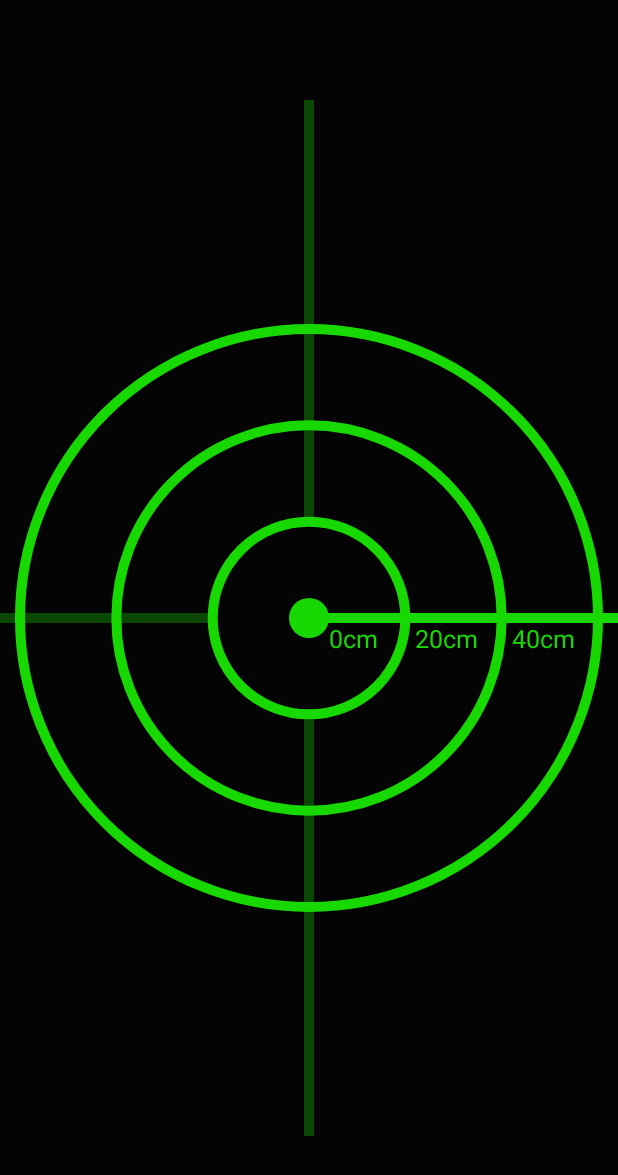
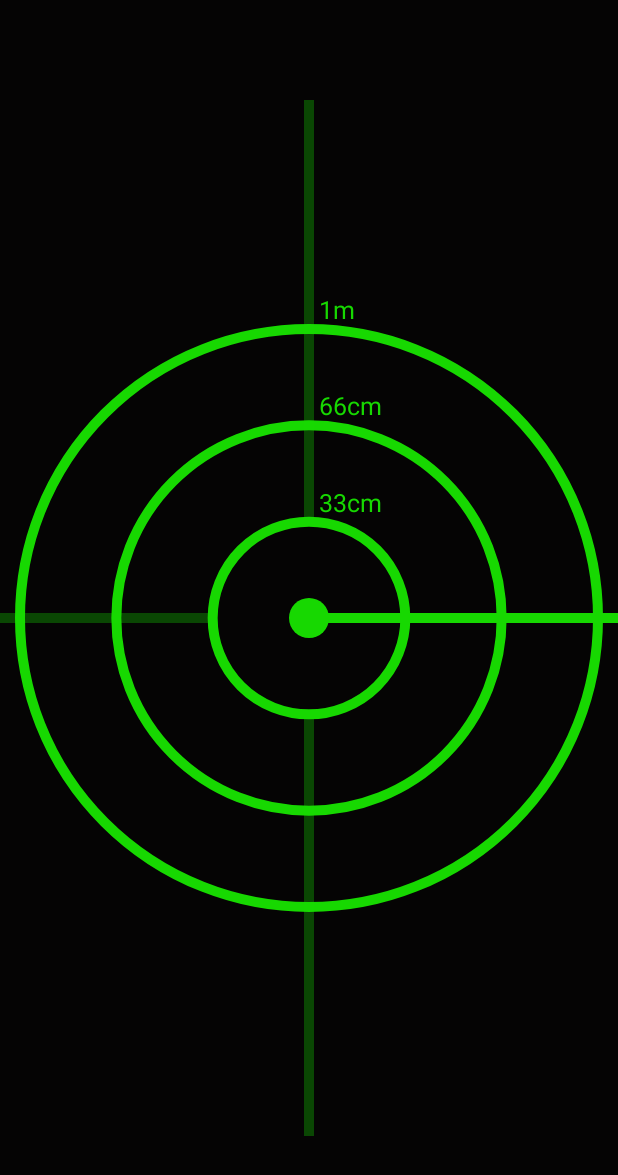
Before and after one commit to notSorin/RRin, an Android app: the screen it shows after launch (MainActivity), on a phone screen of 412 x 824 dp. Shown: the top 1175 px of the screen. Run offline under Robolectric (Android 15) with nearby library versions, the phone set to English and light mode, and no system bars; our stand-ins replace RxJava; libraries missing offline, so code that uses them is left out: com.harrysoft.androidbluetoothserial; 2 statements that could not run were skipped.

Commit message:
Changed position of the distances texts, and adapted their value to the new max object distance.

```diff
--- a/app/src/main/java/es/sorin/rrin/RadarView.java
+++ b/app/src/main/java/es/sorin/rrin/RadarView.java
@@ -80,10 +80,10 @@ public class RadarView extends View
 
         canvas.drawLine(halfWidth, halfHeight, x, y, _color);
 
-        //Text.
-        canvas.drawText("0cm", halfWidth + 20, halfHeight + 30, _color);
-        canvas.drawText("20cm", halfWidth + radius + 10, halfHeight + 30, _color);
-        canvas.drawText("40cm", halfWidth + radius * 2 + 10, halfHeight + 30, _color);
+        //Distance texts.
+        canvas.drawText("33cm", halfWidth + 10, halfHeight - radius - 10, _color);
+        canvas.drawText("66cm", halfWidth + 10, halfHeight - radius * 2 - 10, _color);
+        canvas.drawText("1m", halfWidth + 10, halfHeight - radius * 3 - 10, _color);
 
         //Check if any available points need to be removed.
         for(int i = 0; i < _points.size(); )
```
